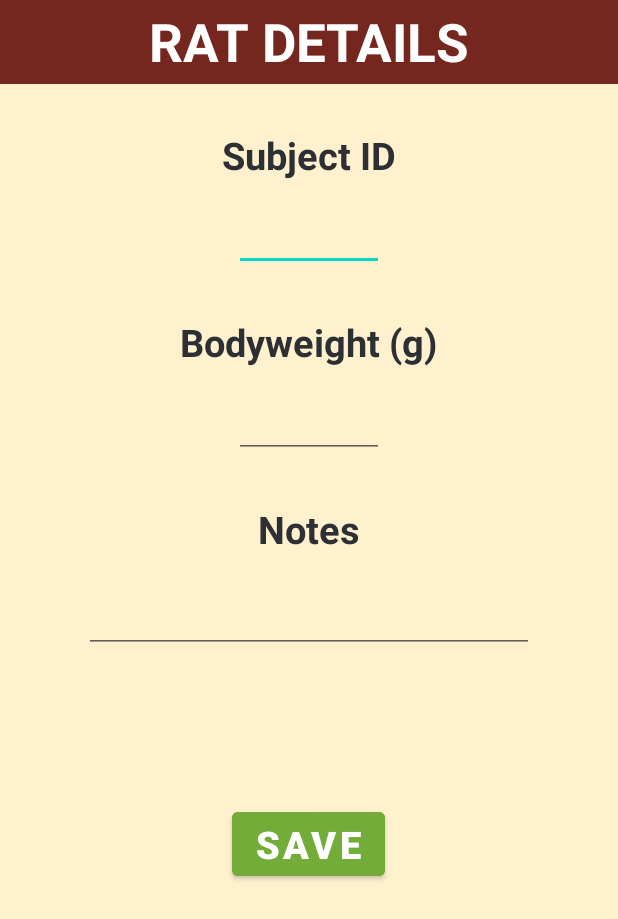
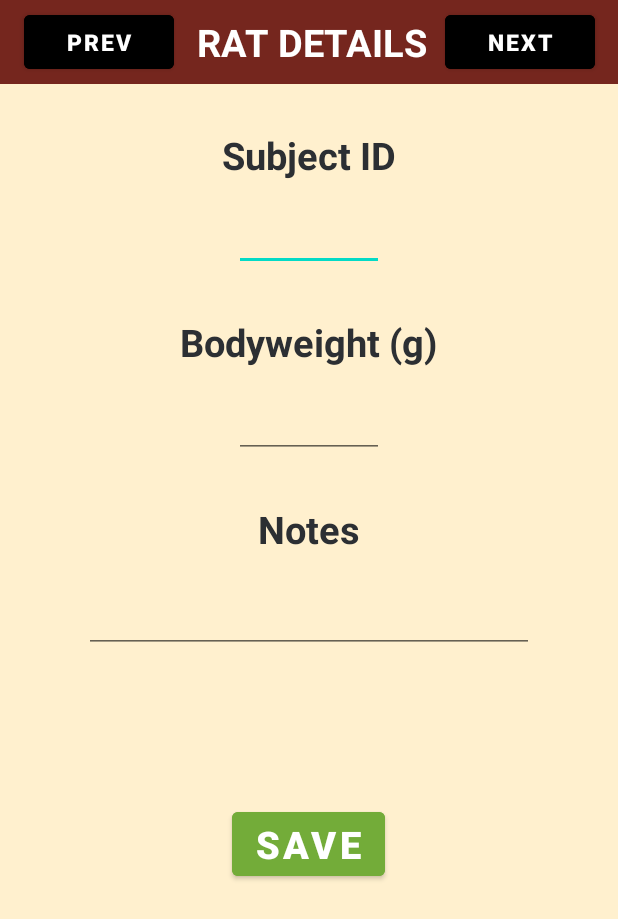
Before and after one commit to KaptainKris92/RatDatabase_3, an Android app: the RatDetailActivity screen opened directly, with no data from a screen before it, on a phone screen of 412 x 824 dp. Shown: the top 919 px of the screen. Run offline under Robolectric (Android 15) with nearby library versions, the phone set to English and light mode, and no system bars.

Commit message:
Added 'next' and 'previous' buttons.

```diff
--- a/app/build.gradle
+++ b/app/build.gradle
@@ -4,7 +4,7 @@ plugins {
 
 android {
     compileSdkVersion 30
-    buildToolsVersion "30.0.3"
+    buildToolsVersion '30.0.3'
 
 
 
--- a/app/src/main/java/com/example/ratdatabase3/Rat.java
+++ b/app/src/main/java/com/example/ratdatabase3/Rat.java
@@ -2,13 +2,14 @@ package com.example.ratdatabase3;
 
 import java.util.ArrayList;
 import java.util.Date;
+import java.util.HashMap;
 
 public class Rat {
-
 
     public static final String TABLE_NAME = "rats";
 
     public static ArrayList<Rat> ratArrayList = new ArrayList<>();
+
     public static String RAT_EDIT_EXTRA = "ratEdit";
 
     private int id;
--- a/app/src/main/java/com/example/ratdatabase3/RatDetailActivity.java
+++ b/app/src/main/java/com/example/ratdatabase3/RatDetailActivity.java
@@ -4,19 +4,28 @@ package com.example.ratdatabase3;
 
 import androidx.appcompat.app.AppCompatActivity;
 
+import android.annotation.SuppressLint;
 import android.content.Intent;
+import android.database.Cursor;
+import android.database.sqlite.SQLiteDatabase;
 import android.os.Bundle;
 import android.view.View;
+import android.widget.AdapterView;
 import android.widget.Button;
 import android.widget.EditText;
+import android.widget.ListView;
 
+import java.lang.reflect.Array;
 import java.text.SimpleDateFormat;
+import java.util.ArrayList;
 import java.util.Date;
+import java.util.HashMap;
+import java.util.Map;
 
 public class RatDetailActivity extends AppCompatActivity {
 
     private EditText subjectEditText, weightEditText, notesEditText;
-    private Button deleteButton;
+    private Button deleteButton, nextButton, previousButton;
     private Rat selectedRat;
 
     @Override
@@ -27,12 +36,13 @@ public class RatDetailActivity extends AppCompatActivity {
         checkForEditRat();
     }
 
-
     private void initWidgets() {
         subjectEditText = findViewById(R.id.subjectEditText);
         weightEditText = findViewById(R.id.weightEditText);
         notesEditText = findViewById(R.id.notesEditText);
         deleteButton = findViewById(R.id.deleteRatButton);
+        nextButton = findViewById(R.id.nextButton);
+        previousButton = findViewById(R.id.prevButton);
     }
 
     private void checkForEditRat() {
@@ -41,15 +51,39 @@ public class RatDetailActivity extends AppCompatActivity {
         int passedRatID = previousIntent.getIntExtra(Rat.RAT_EDIT_EXTRA, -1);
         selectedRat = Rat.getRatForId(passedRatID);
 
-        if (selectedRat != null)
-        {
+        if (selectedRat != null) {
             subjectEditText.setText(selectedRat.getSubject());
             weightEditText.setText(selectedRat.getWeight());
             notesEditText.setText(selectedRat.getNotes());
-        } else
-        {
+        } else {
             deleteButton.setVisibility(View.INVISIBLE);
         }
+
+        nextButton.setOnClickListener(new View.OnClickListener() {
+            @Override
+            public void onClick(View v) {
+                int passedRatIDNew = passedRatID + 1;
+                Rat selectedRatNext = Rat.getRatForId(passedRatIDNew);
+                Intent editRatIntent = new Intent(getApplicationContext(), RatDetailActivity.class);
+                editRatIntent.putExtra(Rat.RAT_EDIT_EXTRA, selectedRatNext.getId());
+                startActivity(editRatIntent);
+                finish();
+
+            }
+        });
+
+        previousButton.setOnClickListener(new View.OnClickListener() {
+            @Override
+            public void onClick(View v) {
+                int passedRatIDNew = passedRatID - 1;
+                Rat selectedRatNext = Rat.getRatForId(passedRatIDNew);
+                Intent editRatIntent = new Intent(getApplicationContext(), RatDetailActivity.class);
+                editRatIntent.putExtra(Rat.RAT_EDIT_EXTRA, selectedRatNext.getId());
+                startActivity(editRatIntent);
+                finish();
+            }
+        });
+
     }
 
 
@@ -58,15 +92,14 @@ public class RatDetailActivity extends AppCompatActivity {
         String subject = String.valueOf(subjectEditText.getText());
         String weight = String.valueOf(weightEditText.getText());
         String notes = String.valueOf(notesEditText.getText());
-        String added = new SimpleDateFormat("dd-MM-yy").format(new Date());
+        @SuppressLint("SimpleDateFormat") String added = new SimpleDateFormat("dd-MM-yy").format(new Date());
 
-        if(selectedRat == null) {
+        if (selectedRat == null) {
             int id = Rat.ratArrayList.size();
             Rat newRat = new Rat(id, subject, weight, notes, added);
             Rat.ratArrayList.add(newRat);
             sqLiteManager.addRatToDatabase(newRat);
-        }
-        else{
+        } else {
             selectedRat.setSubject(subject);
             selectedRat.setWeight(weight);
             selectedRat.setNotes(notes);
@@ -76,11 +109,13 @@ public class RatDetailActivity extends AppCompatActivity {
         finish();
     }
 
-    public void deleteRat(View view)
-    {
+    public void deleteRat(View view) {
         selectedRat.setDeleted(new Date());
         SQLiteManager sqLiteManager = SQLiteManager.instanceOfDatabase(this);
         sqLiteManager.updateRatInDB(selectedRat);
         finish();
     }
+
+
+
 }
--- a/app/src/main/res/layout/activity_rat_detail.xml
+++ b/app/src/main/res/layout/activity_rat_detail.xml
@@ -16,14 +16,40 @@
             android:theme="?actionBarTheme"
             android:background="@color/c6Red">
 
+            <Button
+                android:id="@+id/prevButton"
+                android:layout_width="100dp"
+                android:layout_height="wrap_content"
+                android:layout_gravity="start"
+                android:backgroundTint="@color/black"
+                android:text="Prev"
+                android:textColor="@color/white"
+                android:textSize="15sp"
+                android:textStyle="bold"
+                android:layout_marginRight="15dp" />
+
             <TextView
                 android:layout_height="wrap_content"
                 android:layout_width="wrap_content"
                 android:text="@string/rat_details"
-                android:textSize="35sp"
+                android:textSize="25sp"
                 android:textColor="@color/white"
                 android:textStyle="bold"
                 android:layout_gravity="center"/>
+
+            <Button
+                android:id="@+id/nextButton"
+                android:layout_width="100dp"
+                android:layout_height="wrap_content"
+                android:layout_gravity="end"
+                android:backgroundTint="@color/black"
+                android:text="Next"
+                android:textColor="@color/white"
+                android:textSize="15sp"
+                android:textStyle="bold"
+                android:layout_marginRight="15dp"
+                />
+
 
         </androidx.appcompat.widget.Toolbar>
 
@@ -121,5 +147,4 @@
 
 
 
-
 </LinearLayout>
--- a/app/src/main/res/layout/rat_cell.xml
+++ b/app/src/main/res/layout/rat_cell.xml
@@ -56,10 +56,4 @@
         android:layout_marginLeft="30dp"
         android:textSize="20sp"/>
 
-
-
-
-
-
-
 </LinearLayout>
--- a/build.gradle
+++ b/build.gradle
@@ -5,7 +5,7 @@ buildscript {
         mavenCentral()
     }
     dependencies {
-        classpath 'com.android.tools.build:gradle:4.2.1'
+        classpath 'com.android.tools.build:gradle:4.2.0'
 
         // NOTE: Do not place your application dependencies here; they belong
         // in the individual module build.gradle files
```
Also changed, not shown: app/src/main/java/com/example/ratdatabase3/BodyweightActivity.java (+5 -2 lines), app/src/main/java/com/example/ratdatabase3/RatAdapter.java (+23 -1 lines), app/src/main/java/com/example/ratdatabase3/SQLiteManager.java (+20 -4 lines), app/src/main/res/layout/activity_rat_bodyweights.xml (+7 -0 lines), gradle/wrapper/gradle-wrapper.properties.
